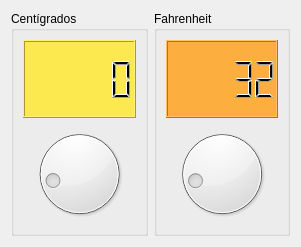
Old version of the form conversor.ui in the repository thediegocoder/P61-Conversor-Temperatura.
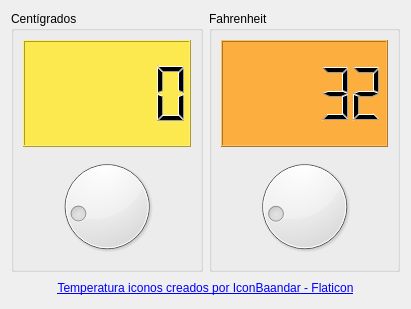
New version of the form. Icons and pictures are not drawn.

Commit message: Agregado el icono

```diff
--- a/conversor.ui
+++ b/conversor.ui
@@ -6,14 +6,33 @@
    <rect>
     <x>0</x>
     <y>0</y>
-    <width>301</width>
-    <height>247</height>
+    <width>411</width>
+    <height>309</height>
    </rect>
   </property>
   <property name="windowTitle">
    <string>Conversor</string>
   </property>
+  <property name="windowIcon">
+   <iconset resource="recursos.qrc">
+    <normaloff>:/recursos/img/icono.png</normaloff>:/recursos/img/icono.png</iconset>
+  </property>
+  <layout class="QVBoxLayout" name="verticalLayout_3">
+   <item>
+    <widget class="QWidget" name="widget" native="true">
   <layout class="QHBoxLayout" name="horizontalLayout">
+      <property name="leftMargin">
+       <number>0</number>
+      </property>
+      <property name="topMargin">
+       <number>0</number>
+      </property>
+      <property name="rightMargin">
+       <number>0</number>
+      </property>
+      <property name="bottomMargin">
+       <number>0</number>
+      </property>
    <item>
     <widget class="QGroupBox" name="groupBox">
      <property name="title">
@@ -68,7 +87,28 @@
    </item>
   </layout>
  </widget>
- <resources/>
+   </item>
+   <item>
+    <widget class="QLabel" name="label">
+     <property name="maximumSize">
+      <size>
+       <width>16777215</width>
+       <height>20</height>
+      </size>
+     </property>
+     <property name="text">
+      <string>&lt;a href=&quot;https://www.flaticon.es/iconos-gratis/temperatura&quot; title=&quot;temperatura iconos&quot;&gt;Temperatura iconos creados por IconBaandar - Flaticon&lt;/a&gt;</string>
+     </property>
+     <property name="alignment">
+      <set>Qt::AlignCenter</set>
+     </property>
+    </widget>
+   </item>
+  </layout>
+ </widget>
+ <resources>
+  <include location="recursos.qrc"/>
+ </resources>
  <connections>
   <connection>
    <sender>inCent</sender>
```
Lines whose indentation alone changed are shown as unchanged. The commit also changes 3 other files.
